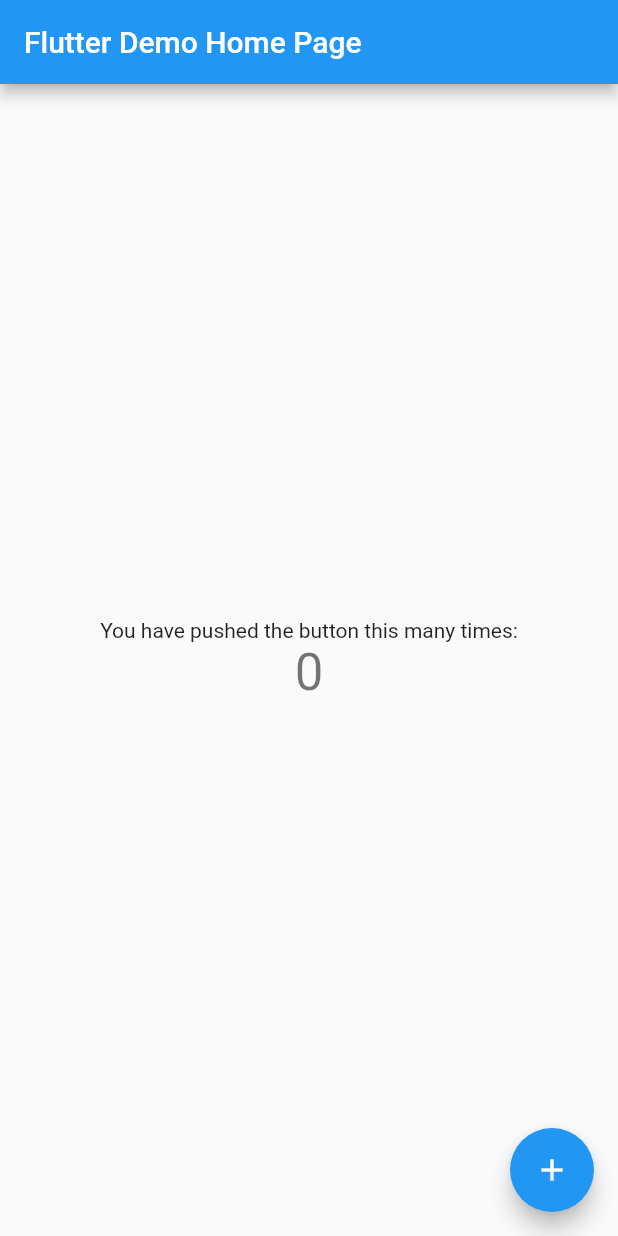
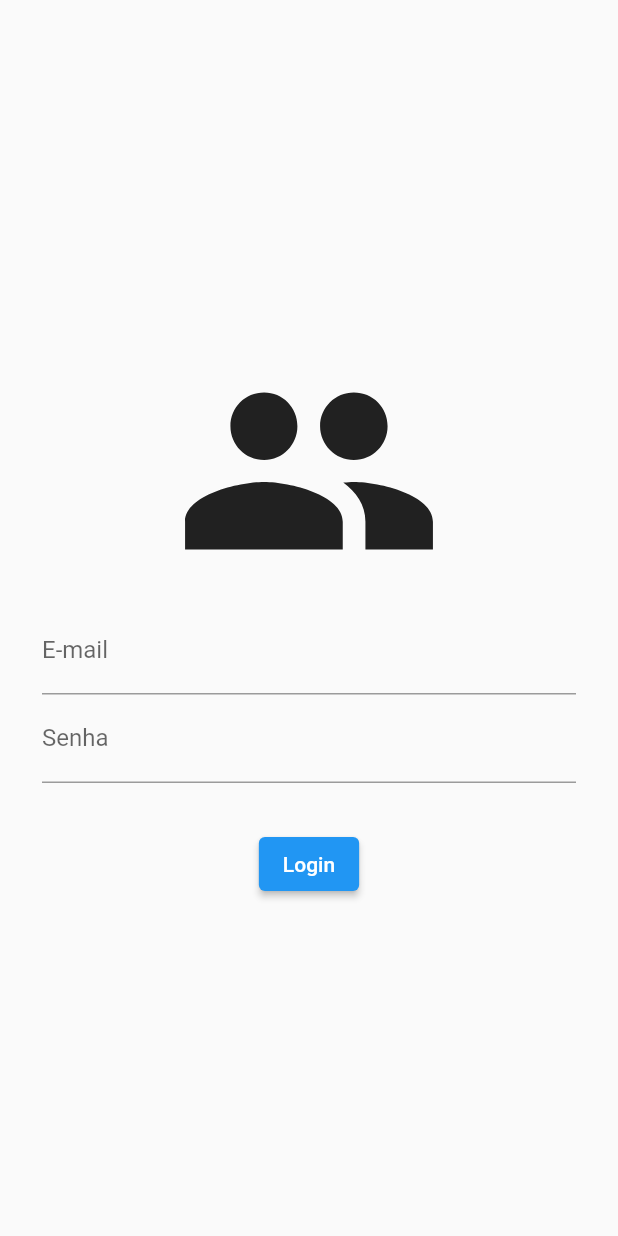
Before and after one commit to guilhermeramos0603/login-app, a Flutter app: the screen it shows after launch, on a phone screen of 412 x 824 dp. Run offline on Flutter 3.47's test engine with Material 2 defaults, Android fonts, the phone set to English and light mode, and no system bars; our stand-ins replace dio.

Commit message:
details-screen

```diff
--- /dev/null
+++ b/lib/components/login/custom_login_button_component.dart
@@ -0,0 +1,30 @@
+import 'package:app/controllers/login_controller.dart';
+import 'package:flutter/material.dart';
+
+class CustomLoginButtonComponent extends StatelessWidget {
+  final LoginController loginController;
+
+  const CustomLoginButtonComponent({super.key, required this.loginController});
+
+  @override
+  Widget build(BuildContext context) {
+    return ValueListenableBuilder(
+      valueListenable: loginController.inLoader,
+      builder: (_, inLoader, __) => inLoader
+          ? const CircularProgressIndicator()
+          : ElevatedButton(
+              onPressed: () {
+                loginController.auth().then((result) {
+                  if (result) {
+                    Navigator.of(context).pushReplacementNamed('/homeScreen');
+                  } else {
+                    ScaffoldMessenger.of(context).showSnackBar(const SnackBar(
+                        duration: Duration(seconds: 5),
+                        content: Text('E-mail e/ou senha incorretos!')));
+                  }
+                });
+              },
+              child: const Text('Login')),
+    );
+  }
+}
--- /dev/null
+++ b/lib/controllers/login_controller.dart
@@ -0,0 +1,19 @@
+import 'package:flutter/material.dart';
+
+class LoginController {
+  ValueNotifier<bool> inLoader = ValueNotifier<bool>(false);
+
+  String? _email;
+  setEmail(String value) => _email = value;
+
+  String? _pass;
+  setPass(String value) => _pass = value;
+
+  Future<bool> auth() async {
+    inLoader.value = true;
+    await Future.delayed(Duration(seconds: 2));
+    inLoader.value = false;
+    if (_email == 'admin@mail.com' && _pass == '123456') return true;
+    return false;
+  }
+}
--- a/lib/main.dart
+++ b/lib/main.dart
@@ -1,4 +1,5 @@
 import 'package:flutter/material.dart';
+import 'package:app/routes.dart';
 
 void main() {
   runApp(const MyApp());
@@ -6,110 +7,11 @@ void main() {
 
 class MyApp extends StatelessWidget {
   const MyApp({super.key});
-
-  // This widget is the root of your application.
   @override
   Widget build(BuildContext context) {
     return MaterialApp(
-      title: 'Flutter Demo',
-      theme: ThemeData(
-        // This is the theme of your application.
-        //
-        // Try running your application with "flutter run". You'll see the
-        // application has a blue toolbar. Then, without quitting the app, try
-        // changing the primarySwatch below to Colors.green and then invoke
-        // "hot reload" (press "r" in the console where you ran "flutter run",
-        // or simply save your changes to "hot reload" in a Flutter IDE).
-        // Notice that the counter didn't reset back to zero; the application
-        // is not restarted.
-        primarySwatch: Colors.blue,
-      ),
-      home: const MyHomePage(title: 'Flutter Demo Home Page'),
+      theme: ThemeData(primaryColor: Colors.amber),
+      routes: routes,
     );
   }
 }
-
-class MyHomePage extends StatefulWidget {
-  const MyHomePage({super.key, required this.title});
-
-  // This widget is the home page of your application. It is stateful, meaning
-  // that it has a State object (defined below) that contains fields that affect
-  // how it looks.
-
-  // This class is the configuration for the state. It holds the values (in this
-  // case the title) provided by the parent (in this case the App widget) and
-  // used by the build method of the State. Fields in a Widget subclass are
-  // always marked "final".
-
-  final String title;
-
-  @override
-  State<MyHomePage> createState() => _MyHomePageState();
-}
-
-class _MyHomePageState extends State<MyHomePage> {
-  int _counter = 0;
-
-  void _incrementCounter() {
-    setState(() {
-      // This call to setState tells the Flutter framework that something has
-      // changed in this State, which causes it to rerun the build method below
-      // so that the display can reflect the updated values. If we changed
-      // _counter without calling setState(), then the build method would not be
-      // called again, and so nothing would appear to happen.
-      _counter++;
-    });
-  }
-
-  @override
-  Widget build(BuildContext context) {
-    // This method is rerun every time setState is called, for instance as done
-    // by the _incrementCounter method above.
-    //
-    // The Flutter framework has been optimized to make rerunning build methods
-    // fast, so that you can just rebuild anything that needs updating rather
-    // than having to individually change instances of widgets.
-    return Scaffold(
-      appBar: AppBar(
-        // Here we take the value from the MyHomePage object that was created by
-        // the App.build method, and use it to set our appbar title.
-        title: Text(widget.title),
-      ),
-      body: Center(
-        // Center is a layout widget. It takes a single child and positions it
-        // in the middle of the parent.
-        child: Column(
-          // Column is also a layout widget. It takes a list of children and
-          // arranges them vertically. By default, it sizes itself to fit its
-          // children horizontally, and tries to be as tall as its parent.
-          //
-          // Invoke "debug painting" (press "p" in the console, choose the
-          // "Toggle Debug Paint" action from the Flutter Inspector in Android
-          // Studio, or the "Toggle Debug Paint" command in Visual Studio Code)
-          // to see the wireframe for each widget.
-          //
-          // Column has various properties to control how it sizes itself and
-          // how it positions its children. Here we use mainAxisAlignment to
-          // center the children vertically; the main axis here is the vertical
-          // axis because Columns are vertical (the cross axis would be
-          // horizontal).
-          mainAxisAlignment: MainAxisAlignment.center,
-          children: <Widget>[
-            const Text(
-              'You have pushed the button this many times:',
-            ),
-            Text(
-              '$_counter',
-              style: Theme.of(context).textTheme.headlineMedium,
-            ),
-          ],
-        ),
-      ),
-      floatingActionButton: FloatingActionButton(
-        onPressed: _incrementCounter,
-        tooltip: 'Increment',
-        child: const Icon(Icons.add),
-      ), // This trailing comma makes auto-formatting nicer for build methods.
-    );
-  }
-}
--- /dev/null
+++ b/lib/repositories/home_repository.dart
@@ -0,0 +1,5 @@
+import 'package:app/models/post_model.dart';
+
+abstract class HomeRepository {
+  Future<List<PostModel>> getList();
+}
--- /dev/null
+++ b/lib/routes.dart
@@ -0,0 +1,12 @@
+import 'package:app/view/datails_screen.dart';
+import 'package:flutter/material.dart';
+import 'package:app/view/splash_screen.dart';
+import 'package:app/view/login_screen.dart';
+import 'package:app/view/home_screen.dart';
+
+final Map<String, WidgetBuilder> routes = <String, WidgetBuilder>{
+  '/': (BuildContext context) => const SplashScreen(),
+  '/loginScreen': (BuildContext context) => LoginScreen(),
+  '/homeScreen': (BuildContext context) => const HomeScreen(),
+  '/detailsScreen': (BuildContext context) => const DetailsScreen(),
+};
--- /dev/null
+++ b/lib/view/login_screen.dart
@@ -0,0 +1,38 @@
+import 'package:app/components/login/custom_login_button_component.dart';
+import 'package:app/controllers/login_controller.dart';
+import 'package:app/widgets/custom_text__field_widget.dart';
+import 'package:flutter/material.dart';
+
+class LoginScreen extends StatelessWidget {
+  LoginScreen({super.key});
+
+  LoginController _controller = LoginController();
+
+  @override
+  Widget build(BuildContext context) {
+    return Scaffold(
+      body: Container(
+        padding: const EdgeInsets.all(28),
+        child: Column(
+            mainAxisAlignment: MainAxisAlignment.center,
+            crossAxisAlignment: CrossAxisAlignment.center,
+            children: [
+              const Icon(Icons.people, size: 180),
+              CustomTextFieldWidget(
+                  label: 'E-mail', onChanged: _controller.setEmail),
+              CustomTextFieldWidget(
+                label: 'Senha',
+                onChanged: _controller.setPass,
+                obscureText: true,
+              ),
+              const SizedBox(
+                height: 30,
+              ),
+              CustomLoginButtonComponent(
+                loginController: _controller,
+              )
+            ]),
+      ),
+    );
+  }
+}
--- /dev/null
+++ b/lib/widgets/custom_text__field_widget.dart
@@ -0,0 +1,22 @@
+import 'package:flutter/material.dart';
+
+class CustomTextFieldWidget extends StatelessWidget {
+  final String label;
+  final Function(String) onChanged;
+  final bool obscureText;
+
+  const CustomTextFieldWidget(
+      {super.key,
+      required this.label,
+      required this.onChanged,
+      this.obscureText = false});
+
+  @override
+  Widget build(BuildContext context) {
+    return TextField(
+      onChanged: onChanged,
+      obscureText: obscureText,
+      decoration: InputDecoration(label: Text(label)),
+    );
+  }
+}
```
Also changed, not shown: assets/data.json (added, +8 -0 lines), lib/controllers/home_controller.dart (added, +15 -0 lines), lib/models/post_model.dart (added, +17 -0 lines), lib/repositories/home_repository_imp.dart (added, +16 -0 lines), lib/repositories/home_repository_mock.dart (added, +14 -0 lines), lib/view/datails_screen.dart (added, +12 -0 lines), lib/view/home_screen.dart (added, +46 -0 lines), lib/view/splash_screen.dart (added, +28 -0 lines), pubspec.yaml (+3 -66 lines), pubspec.lock.
